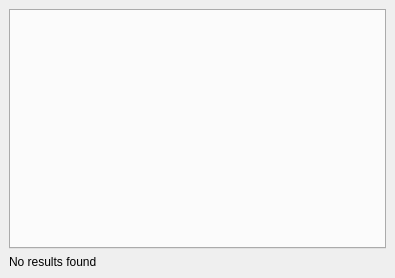
This is core/ui/toolbars/basic/search.ui in Giswater/giswater_qgis_plugin as Qt 5 draws it before an edit. The edited form follows.
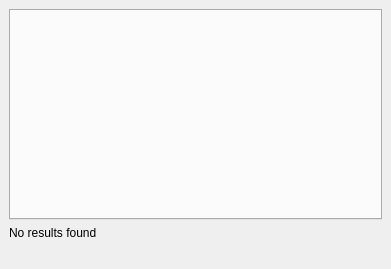
This is the edited form.

Commit message: feat(search): add help button to search dialog and adjust layout dimensions

The edit to the form file:
```diff
--- a/core/ui/toolbars/basic/search.ui
+++ b/core/ui/toolbars/basic/search.ui
@@ -6,8 +6,8 @@
    <rect>
     <x>0</x>
     <y>0</y>
-    <width>395</width>
-    <height>278</height>
+    <width>391</width>
+    <height>269</height>
    </rect>
   </property>
   <property name="minimumSize">
@@ -39,8 +39,22 @@
       </property>
      </widget>
     </item>
-    <item row="2" column="0">
-     <layout class="QGridLayout" name="lyt_buttons"/>
+    <item row="4" column="0">
+     <layout class="QGridLayout" name="lyt_buttons">
+      <item row="0" column="0">
+       <spacer name="horizontalSpacer">
+        <property name="orientation">
+         <enum>Qt::Horizontal</enum>
+        </property>
+        <property name="sizeHint" stdset="0">
+         <size>
+          <width>40</width>
+          <height>20</height>
+         </size>
+        </property>
+       </spacer>
+      </item>
+     </layout>
     </item>
    </layout>
   </widget>
```
The commit also changes 1 other file.
